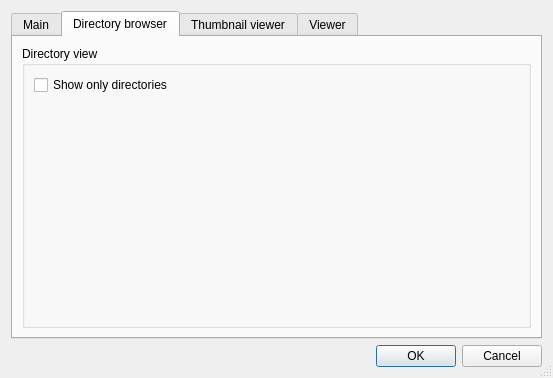
This is aardview/settingsdialog.ui in bwachter/aardview as Qt 5 draws it before an edit. The edited form follows.
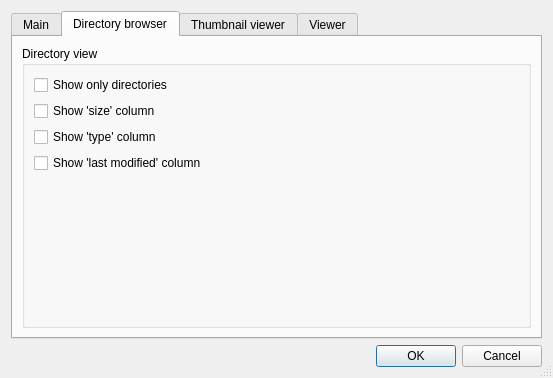
This is the edited form. The open tabs and pages were chosen to show the change.

Commit message: made columns in dirview configurable

Patch:
```diff
--- a/aardview/settingsdialog.ui
+++ b/aardview/settingsdialog.ui
@@ -112,6 +112,27 @@
               </property>
              </widget>
             </item>
+            <item>
+             <widget class="QCheckBox" name="dirShowSizeCol">
+              <property name="text">
+               <string>Show 'size' column</string>
+              </property>
+             </widget>
+            </item>
+            <item>
+             <widget class="QCheckBox" name="dirShowTypeCol">
+              <property name="text">
+               <string>Show 'type' column</string>
+              </property>
+             </widget>
+            </item>
+            <item>
+             <widget class="QCheckBox" name="dirShowLastModifiedCol">
+              <property name="text">
+               <string>Show 'last modified' column</string>
+              </property>
+             </widget>
+            </item>
             <item>
              <spacer name="verticalSpacer">
               <property name="orientation">
```
Left out of the diff: 2 changed lines with no effect on the pictures. The commit also changes 4 other files.
